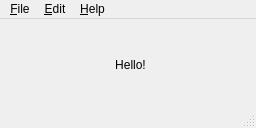
First picture: the form in src/mainwindow.ui, repository qtilities/sqeleton, before the edit.
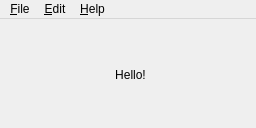
Second picture: the form after the edit. Icons and pictures are not drawn.

Commit message: Removed unused statusbar

```diff
--- a/src/mainwindow.ui
+++ b/src/mainwindow.ui
@@ -20,7 +20,7 @@
       <x>10</x>
       <y>10</y>
       <width>241</width>
-      <height>71</height>
+      <height>91</height>
      </rect>
     </property>
     <layout class="QVBoxLayout" name="layout">
@@ -83,7 +83,6 @@
    <addaction name="menuEdit"/>
    <addaction name="menuHelp"/>
   </widget>
-  <widget class="QStatusBar" name="statusbar"/>
   <action name="actPrefs">
    <property name="icon">
     <iconset theme="preferences-system">
```
